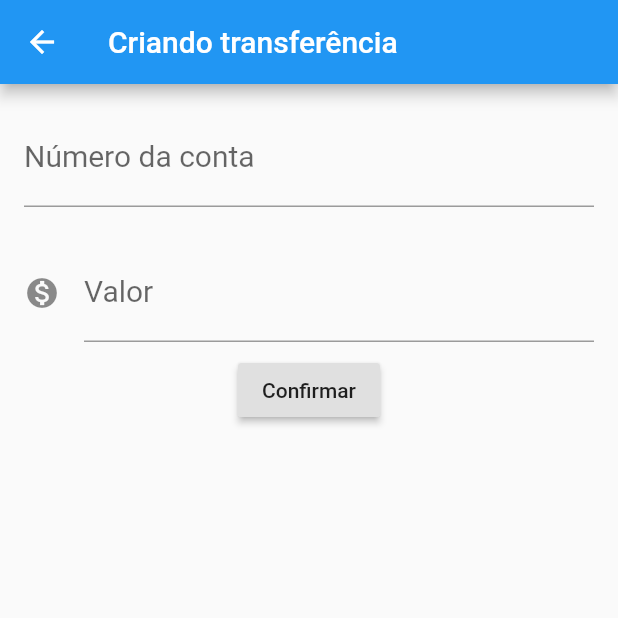
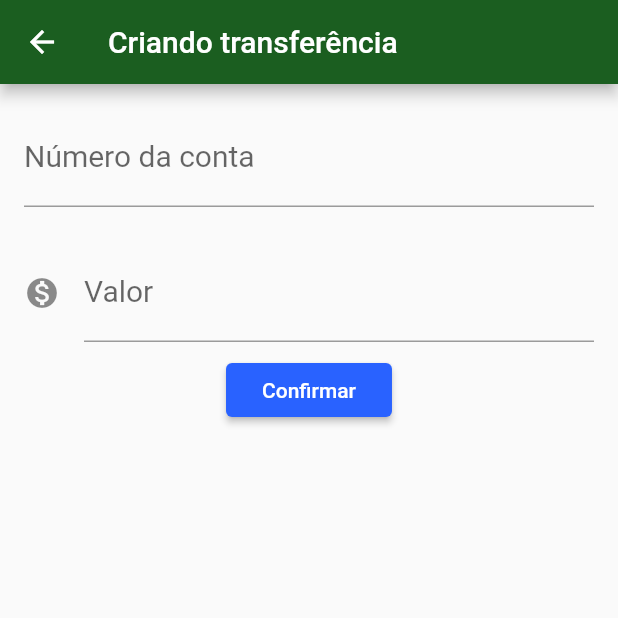
Before and after one commit to darlanhms/byte-bank-flutter, a Flutter app: the screen it shows after launch, after a tap on the "add" icon, on a phone screen of 412 x 824 dp, the top half of it. Run offline on Flutter 3.47's test engine with Material 2 defaults, Android fonts, the phone set to English and light mode, and no system bars.

Commit message:
changing app theme

```diff
--- a/lib/main.dart
+++ b/lib/main.dart
@@ -8,14 +8,24 @@ class ByteBankApp extends StatelessWidget {
   @override
   Widget build(BuildContext context) {
     return MaterialApp(
-      home: Scaffold(
-        body: TransferList(),
+      theme: ThemeData(
+        primaryColor: Colors.green[900],
+        accentColor: Colors.blueAccent[700],
+        buttonTheme: ButtonThemeData(
+            buttonColor: Colors.blueAccent[700],
+            textTheme: ButtonTextTheme.primary),
       ),
+      home: TransferList(),
     );
   }
 }
 
-class TransferForm extends StatelessWidget {
+class TransferForm extends StatefulWidget {
+  @override
+  State<StatefulWidget> createState() => TransferFormState();
+}
+
+class TransferFormState extends State<TransferForm> {
   final TextEditingController _controllerAccountNumber =
       TextEditingController();
   final TextEditingController _controllerValue = TextEditingController();
@@ -23,7 +33,8 @@ class TransferForm extends StatelessWidget {
   @override
   Widget build(BuildContext context) {
     return Scaffold(
-      body: Column(
+      body: SingleChildScrollView(
+        child: Column(
           children: <Widget>[
             TransferInput(
               controller: _controllerAccountNumber,
@@ -43,6 +54,7 @@ class TransferForm extends StatelessWidget {
               onPressed: () => _createTransfer(context),
             ),
           ],
+        ),
       ),
       appBar: AppBar(
         title: Text("Criando transferência"),
```
Lines whose indentation alone changed are shown as unchanged.
